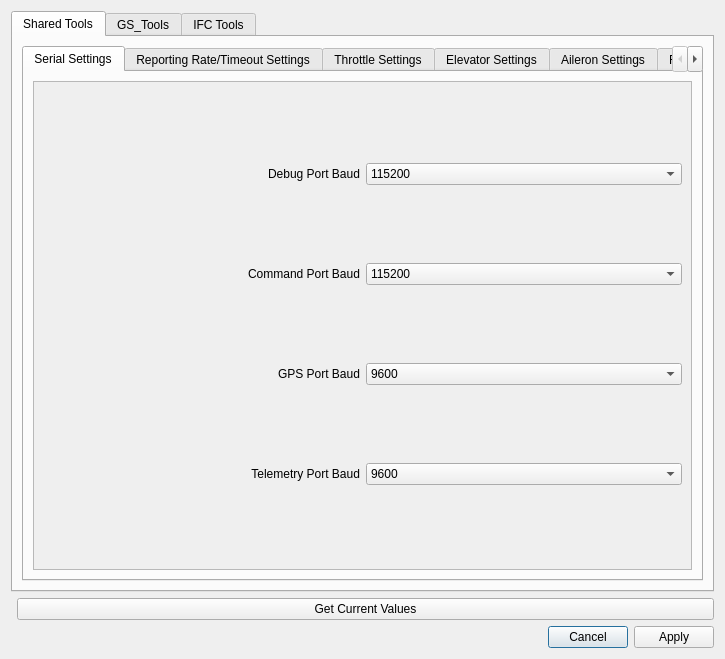
Old version of the form extras/ArdUAV_Config/config.ui in the repository Tubbz-alt/ArdUAV.
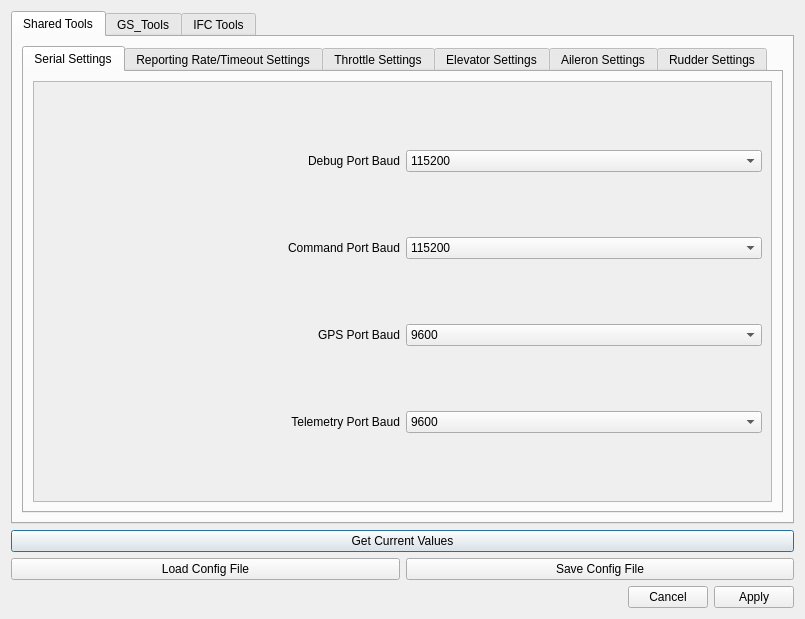
New version of the form.

Commit message: Added config file functionality

Patch:
```diff
--- a/extras/ArdUAV_Config/config.ui
+++ b/extras/ArdUAV_Config/config.ui
@@ -6,31 +6,15 @@
    <rect>
     <x>0</x>
     <y>0</y>
-    <width>725</width>
-    <height>659</height>
+    <width>805</width>
+    <height>619</height>
    </rect>
   </property>
   <property name="windowTitle">
    <string>ArdUAV Config Window</string>
   </property>
-  <layout class="QGridLayout" name="gridLayout_2">
-   <item row="3" column="1">
-    <widget class="QDialogButtonBox" name="buttonBox">
-     <property name="sizePolicy">
-      <sizepolicy hsizetype="Expanding" vsizetype="Fixed">
-       <horstretch>0</horstretch>
-       <verstretch>0</verstretch>
-      </sizepolicy>
-     </property>
-     <property name="orientation">
-      <enum>Qt::Horizontal</enum>
-     </property>
-     <property name="standardButtons">
-      <set>QDialogButtonBox::Apply|QDialogButtonBox::Cancel</set>
-     </property>
-    </widget>
-   </item>
-   <item row="1" column="0" colspan="2">
+  <layout class="QVBoxLayout" name="verticalLayout">
+   <item>
     <widget class="QTabWidget" name="Tabs">
      <property name="currentIndex">
       <number>0</number>
@@ -60,8 +44,8 @@
                <rect>
                 <x>0</x>
                 <y>0</y>
-                <width>657</width>
-                <height>493</height>
+                <width>737</width>
+                <height>422</height>
                </rect>
               </property>
               <layout class="QGridLayout" name="gridLayout_13">
@@ -2923,13 +2907,38 @@
      </widget>
     </widget>
    </item>
-   <item row="2" column="1">
+   <item>
     <widget class="QPushButton" name="GetCurrentValues">
      <property name="text">
       <string>Get Current Values</string>
      </property>
     </widget>
    </item>
+   <item>
+    <layout class="QHBoxLayout" name="horizontalLayout_4">
+     <item>
+      <widget class="QPushButton" name="load_config">
+       <property name="text">
+        <string>Load Config File</string>
+       </property>
+      </widget>
+     </item>
+     <item>
+      <widget class="QPushButton" name="save_config">
+       <property name="text">
+        <string>Save Config File</string>
+       </property>
+      </widget>
+     </item>
+    </layout>
+   </item>
+   <item>
+    <widget class="QDialogButtonBox" name="buttonBox">
+     <property name="standardButtons">
+      <set>QDialogButtonBox::Apply|QDialogButtonBox::Cancel</set>
+     </property>
+    </widget>
+   </item>
   </layout>
  </widget>
  <resources/>
```
Left out of the diff: 56 changed lines with no effect on the pictures. The commit also changes 2 other files.
